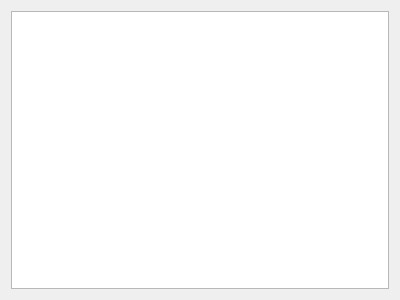
Above: src/QtApp/DataDetails.ui from BBlance/Discrete_math.graph_theory before the change. Below: the same form after it.
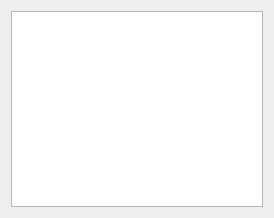
That is the form after the change.

Commit message: 常规更新

```diff
--- a/src/QtApp/DataDetails.ui
+++ b/src/QtApp/DataDetails.ui
@@ -6,8 +6,8 @@
    <rect>
     <x>0</x>
     <y>0</y>
-    <width>400</width>
-    <height>300</height>
+    <width>274</width>
+    <height>218</height>
    </rect>
   </property>
   <property name="windowTitle">
```
The commit also changes 2 other files.
